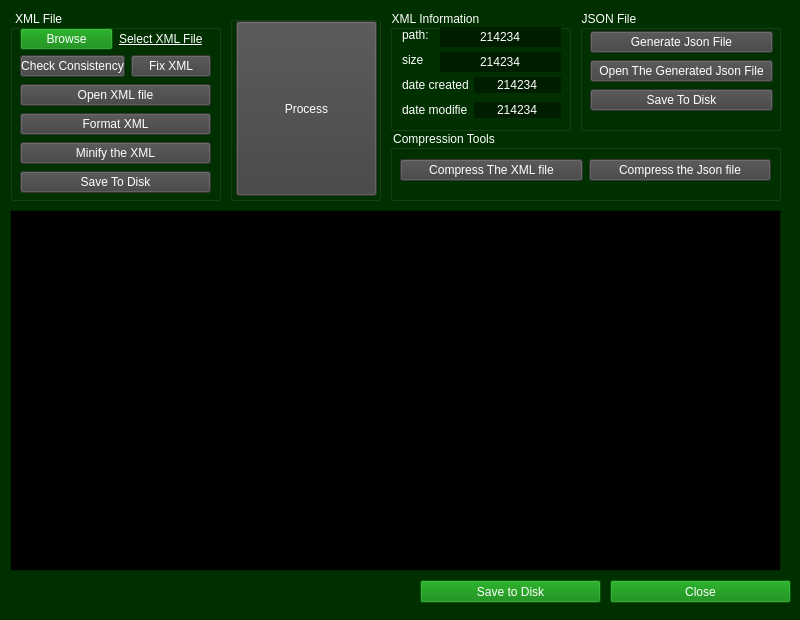
Before: the Qt Designer form mainwindow.ui in MostafaAkrsh/QT_XML_Editor, drawn with Qt 5.
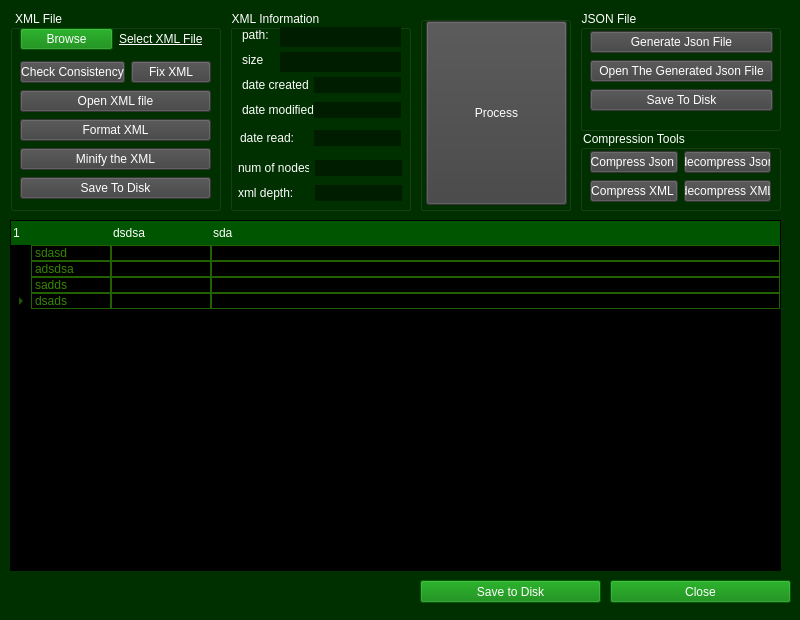
After: the same form once the commit is applied. Icons and pictures are not drawn.

```diff
--- a/mainwindow.ui
+++ b/mainwindow.ui
@@ -508,7 +508,7 @@
       <x>10</x>
       <y>10</y>
       <width>211</width>
-      <height>191</height>
+      <height>201</height>
      </rect>
     </property>
     <property name="styleSheet">
@@ -558,7 +558,7 @@
      <property name="geometry">
       <rect>
        <x>10</x>
-       <y>44</y>
+       <y>50</y>
        <width>191</width>
        <height>143</height>
       </rect>
@@ -707,22 +707,6 @@
      </layout>
     </widget>
    </widget>
-   <widget class="QTreeView" name="treeView">
-    <property name="geometry">
-     <rect>
-      <x>10</x>
-      <y>210</y>
-      <width>771</width>
-      <height>361</height>
-     </rect>
-    </property>
-    <property name="dragEnabled">
-     <bool>true</bool>
-    </property>
-    <property name="sortingEnabled">
-     <bool>true</bool>
-    </property>
-   </widget>
    <widget class="QGroupBox" name="groupBox_2">
     <property name="geometry">
      <rect>
@@ -753,7 +737,7 @@
       <item>
        <layout class="QHBoxLayout" name="horizontalLayout_7">
         <item>
-         <widget class="QPushButton" name="pushButton_15">
+         <widget class="QPushButton" name="JSON_PushButton">
           <property name="enabled">
            <bool>false</bool>
           </property>
@@ -778,7 +762,7 @@
        </layout>
       </item>
       <item>
-       <widget class="QPushButton" name="pushButton_17">
+       <widget class="QPushButton" name="openJSON_PushButton">
         <property name="enabled">
          <bool>false</bool>
         </property>
@@ -801,7 +785,7 @@
        </widget>
       </item>
       <item>
-       <widget class="QPushButton" name="pushButton_18">
+       <widget class="QPushButton" name="saveJSON_PushButton">
         <property name="enabled">
          <bool>false</bool>
         </property>
@@ -829,10 +813,10 @@
    <widget class="QGroupBox" name="groupBox_3">
     <property name="geometry">
      <rect>
-      <x>390</x>
+      <x>230</x>
       <y>10</y>
       <width>181</width>
-      <height>121</height>
+      <height>201</height>
      </rect>
     </property>
     <property name="styleSheet">
@@ -841,27 +825,137 @@
     <property name="title">
      <string>XML Information</string>
     </property>
-    <widget class="QLabel" name="label_4">
+    <widget class="QLabel" name="label_8">
      <property name="geometry">
       <rect>
-       <x>12</x>
-       <y>17</y>
-       <width>26</width>
+       <x>8</x>
+       <y>150</y>
+       <width>71</width>
        <height>16</height>
       </rect>
      </property>
      <property name="text">
-      <string>path:</string>
+      <string>num of nodes:</string>
      </property>
     </widget>
-    <widget class="QLineEdit" name="path_info">
+    <widget class="QLineEdit" name="depthinfo">
+     <property name="enabled">
+      <bool>true</bool>
+     </property>
+     <property name="geometry">
+      <rect>
+       <x>85</x>
+       <y>175</y>
+       <width>87</width>
+       <height>16</height>
+      </rect>
+     </property>
+     <property name="styleSheet">
+      <string notr="true">color:white;
+background-color: rgb(0, 29, 0);
+border:0px;
+text-align: center;</string>
+     </property>
+     <property name="text">
+      <string/>
+     </property>
+     <property name="alignment">
+      <set>Qt::AlignCenter</set>
+     </property>
+     <property name="readOnly">
+      <bool>true</bool>
+     </property>
+    </widget>
+    <widget class="QLabel" name="label_9">
+     <property name="geometry">
+      <rect>
+       <x>8</x>
+       <y>175</y>
+       <width>65</width>
+       <height>16</height>
+      </rect>
+     </property>
+     <property name="text">
+      <string>xml depth:</string>
+     </property>
+    </widget>
+    <widget class="QLineEdit" name="nodesinfo">
+     <property name="enabled">
+      <bool>true</bool>
+     </property>
+     <property name="geometry">
+      <rect>
+       <x>85</x>
+       <y>150</y>
+       <width>87</width>
+       <height>16</height>
+      </rect>
+     </property>
+     <property name="styleSheet">
+      <string notr="true">color:white;
+background-color: rgb(0, 29, 0);
+border:0px;
+text-align: center;</string>
+     </property>
+     <property name="text">
+      <string/>
+     </property>
+     <property name="alignment">
+      <set>Qt::AlignCenter</set>
+     </property>
+     <property name="readOnly">
+      <bool>true</bool>
+     </property>
+    </widget>
+    <widget class="QLineEdit" name="dateinfo_3">
+     <property name="enabled">
+      <bool>true</bool>
+     </property>
+     <property name="geometry">
+      <rect>
+       <x>84</x>
+       <y>120</y>
+       <width>87</width>
+       <height>16</height>
+      </rect>
+     </property>
+     <property name="styleSheet">
+      <string notr="true">color:white;
+background-color: rgb(0, 29, 0);
+border:0px;
+text-align: center;</string>
+     </property>
+     <property name="text">
+      <string/>
+     </property>
+     <property name="alignment">
+      <set>Qt::AlignCenter</set>
+     </property>
+     <property name="readOnly">
+      <bool>true</bool>
+     </property>
+    </widget>
+    <widget class="QLabel" name="labell">
+     <property name="geometry">
+      <rect>
+       <x>10</x>
+       <y>120</y>
+       <width>71</width>
+       <height>16</height>
+      </rect>
+     </property>
+     <property name="text">
+      <string>date read:</string>
+     </property>
+    </widget>
+    <widget class="QLineEdit" name="sizeinfo">
      <property name="enabled">
       <bool>true</bool>
      </property>
      <property name="geometry">
       <rect>
        <x>50</x>
-       <y>17</y>
+       <y>42</y>
        <width>121</width>
        <height>20</height>
       </rect>
@@ -873,7 +967,7 @@
 text-align: center;</string>
      </property>
      <property name="text">
-      <string>214234</string>
+      <string/>
      </property>
      <property name="alignment">
       <set>Qt::AlignCenter</set>
@@ -895,34 +989,6 @@
       <string>size:</string>
      </property>
     </widget>
-    <widget class="QLineEdit" name="sizeinfo">
-     <property name="enabled">
-      <bool>true</bool>
-     </property>
-     <property name="geometry">
-      <rect>
-       <x>50</x>
-       <y>42</y>
-       <width>121</width>
-       <height>20</height>
-      </rect>
-     </property>
-     <property name="styleSheet">
-      <string notr="true">color:white;
-background-color: rgb(0, 29, 0);
-border:0px;
-text-align: center;</string>
-     </property>
-     <property name="text">
-      <string>214234</string>
-     </property>
-     <property name="alignment">
-      <set>Qt::AlignCenter</set>
-     </property>
-     <property name="readOnly">
-      <bool>true</bool>
-     </property>
-    </widget>
     <widget class="QLabel" name="label_6">
      <property name="geometry">
       <rect>
@@ -936,6 +1002,34 @@
       <string>date created:</string>
      </property>
     </widget>
+    <widget class="QLineEdit" name="ownerinfo">
+     <property name="enabled">
+      <bool>true</bool>
+     </property>
+     <property name="geometry">
+      <rect>
+       <x>84</x>
+       <y>92</y>
+       <width>87</width>
+       <height>16</height>
+      </rect>
+     </property>
+     <property name="styleSheet">
+      <string notr="true">color:white;
+background-color: rgb(0, 29, 0);
+border:0px;
+text-align: center;</string>
+     </property>
+     <property name="text">
+      <string/>
+     </property>
+     <property name="alignment">
+      <set>Qt::AlignCenter</set>
+     </property>
+     <property name="readOnly">
+      <bool>true</bool>
+     </property>
+    </widget>
     <widget class="QLineEdit" name="dateinfo">
      <property name="enabled">
       <bool>true</bool>
@@ -955,7 +1049,7 @@
 text-align: center;</string>
      </property>
      <property name="text">
-      <string>214234</string>
+      <string/>
      </property>
      <property name="alignment">
       <set>Qt::AlignCenter</set>
@@ -969,24 +1063,37 @@
       <rect>
        <x>12</x>
        <y>92</y>
-       <width>65</width>
+       <width>71</width>
        <height>16</height>
       </rect>
      </property>
      <property name="text">
-      <string>date modified</string>
+      <string>date modified:</string>
      </property>
     </widget>
-    <widget class="QLineEdit" name="ownerinfo">
+    <widget class="QLabel" name="label_4">
+     <property name="geometry">
+      <rect>
+       <x>12</x>
+       <y>17</y>
+       <width>26</width>
+       <height>16</height>
+      </rect>
+     </property>
+     <property name="text">
+      <string>path:</string>
+     </property>
+    </widget>
+    <widget class="QLineEdit" name="path_info">
      <property name="enabled">
       <bool>true</bool>
      </property>
      <property name="geometry">
       <rect>
-       <x>84</x>
-       <y>92</y>
-       <width>87</width>
-       <height>16</height>
+       <x>50</x>
+       <y>17</y>
+       <width>121</width>
+       <height>20</height>
       </rect>
      </property>
      <property name="styleSheet">
@@ -996,7 +1103,7 @@
 text-align: center;</string>
      </property>
      <property name="text">
-      <string>214234</string>
+      <string/>
      </property>
      <property name="alignment">
       <set>Qt::AlignCenter</set>
@@ -1049,10 +1156,10 @@
    <widget class="QGroupBox" name="groupBox_4">
     <property name="geometry">
      <rect>
-      <x>390</x>
+      <x>580</x>
       <y>130</y>
-      <width>391</width>
-      <height>71</height>
+      <width>201</width>
+      <height>81</height>
      </rect>
     </property>
     <property name="styleSheet">
@@ -1061,18 +1168,18 @@
     <property name="title">
      <string>Compression Tools</string>
     </property>
-    <widget class="QWidget" name="layoutWidget">
+    <widget class="QWidget" name="">
      <property name="geometry">
       <rect>
        <x>10</x>
        <y>20</y>
-       <width>371</width>
-       <height>41</height>
+       <width>181</width>
+       <height>54</height>
       </rect>
      </property>
-     <layout class="QHBoxLayout" name="horizontalLayout_8">
-      <item>
-       <widget class="QPushButton" name="pushButton_22">
+     <layout class="QGridLayout" name="gridLayout">
+      <item row="0" column="0">
+       <widget class="QPushButton" name="pushButton_26">
         <property name="enabled">
          <bool>false</bool>
         </property>
@@ -1090,11 +1197,11 @@
 </string>
         </property>
         <property name="text">
-         <string>Compress The XML file</string>
+         <string>Compress Json </string>
         </property>
        </widget>
       </item>
-      <item>
+      <item row="0" column="1">
        <widget class="QPushButton" name="pushButton_23">
         <property name="enabled">
          <bool>false</bool>
@@ -1113,7 +1220,53 @@
 </string>
         </property>
         <property name="text">
-         <string>Compress the Json file</string>
+         <string>decompress Json</string>
+        </property>
+       </widget>
+      </item>
+      <item row="1" column="0">
+       <widget class="QPushButton" name="pushButton_27">
+        <property name="enabled">
+         <bool>false</bool>
+        </property>
+        <property name="styleSheet">
+         <string notr="true">:enabled{
+color: white;
+background-color: green;
+}
+:disabled{
+	color:white;
+	background-color:rgb(65, 65, 65);
+}
+
+
+</string>
+        </property>
+        <property name="text">
+         <string>Compress XML </string>
+        </property>
+       </widget>
+      </item>
+      <item row="1" column="1">
+       <widget class="QPushButton" name="pushButton_22">
+        <property name="enabled">
+         <bool>false</bool>
+        </property>
+        <property name="styleSheet">
+         <string notr="true">:enabled{
+color: white;
+background-color: green;
+}
+:disabled{
+	color:white;
+	background-color:rgb(65, 65, 65);
+}
+
+
+</string>
+        </property>
+        <property name="text">
+         <string>decompress XML</string>
         </property>
        </widget>
       </item>
@@ -1123,10 +1276,10 @@
    <widget class="QGroupBox" name="groupBox_5">
     <property name="geometry">
      <rect>
-      <x>230</x>
+      <x>420</x>
       <y>16</y>
       <width>151</width>
-      <height>185</height>
+      <height>195</height>
      </rect>
     </property>
     <property name="styleSheet">
@@ -1144,7 +1297,7 @@
        <x>6</x>
        <y>5</y>
        <width>141</width>
-       <height>175</height>
+       <height>184</height>
       </rect>
      </property>
      <property name="toolTip">
@@ -1168,6 +1321,113 @@
      </property>
     </widget>
    </widget>
+   <widget class="QTreeWidget" name="treeWidget">
+    <property name="geometry">
+     <rect>
+      <x>10</x>
+      <y>220</y>
+      <width>771</width>
+      <height>351</height>
+     </rect>
+    </property>
+    <property name="styleSheet">
+     <string notr="true">QHeaderView::section {         
+    color: black;                               
+    padding: 2px;                               
+    height:20px;                                
+    border: 0px solid ;                  
+	color: rgb(255, 255, 255);
+    border-left:0px;                            
+    border-right:0px;                           
+
+                    
+	background-color: rgb(0, 85, 0);
+}
+*{
+	background-color: rgb(0, 0, 0);
+	color:rgb(52, 135, 0)
+}
+    
+QTreeView::branch:has-siblings:!adjoins-item {
+        border-image: url(:/vline.png) 0;
+    }
+     
+    QTreeView::branch:has-siblings:adjoins-item {
+        border-image: url(:/branch-more.png) 0;
+    }
+     
+    QTreeView::branch:!has-children:!has-siblings:adjoins-item {
+        border-image: url(:/branch-end.png) 0;
+    }
+     
+    QTreeView::branch:has-children:!has-siblings:closed,
+    QTreeView::branch:closed:has-children:has-siblings {
+        border-image: none;
+        image: url(:/branch-closed.png);
+    }
+     
+    QTreeView::branch:open:has-children:!has-siblings,
+    QTreeView::branch:open:has-children:has-siblings  {
+        border-image: none;
+        image: url(:/branch-open.png);
+}
+
+ 
+QTreeView::item {
+    border: 1px solid rgb(34, 97, 0);
+}
+ 
+QTreeView::item:hover {
+    background: qlineargradient(x1: 0, y1: 0, x2: 0, y2: 1, stop: 0 rgb(0, 85, 0), stop: 1 rgb(0, 0, 0));
+}
+ 
+QTreeView::item:selected {
+    border: 1px solid rgb(0, 227, 0)
+}
+ 
+</string>
+    </property>
+    <column>
+     <property name="text">
+      <string/>
+     </property>
+    </column>
+    <column>
+     <property name="text">
+      <string>dsdsa</string>
+     </property>
+    </column>
+    <column>
+     <property name="text">
+      <string>sda</string>
+     </property>
+    </column>
+    <item>
+     <property name="text">
+      <string>sdasd</string>
+     </property>
+    </item>
+    <item>
+     <property name="text">
+      <string>adsdsa</string>
+     </property>
+    </item>
+    <item>
+     <property name="text">
+      <string>sadds</string>
+     </property>
+    </item>
+    <item>
+     <property name="text">
+      <string>dsads</string>
+     </property>
+     <item>
+      <property name="text">
+       <string>dsdas</string>
+      </property>
+     </item>
+    </item>
+   </widget>
   </widget>
  </widget>
  <resources/>
```
